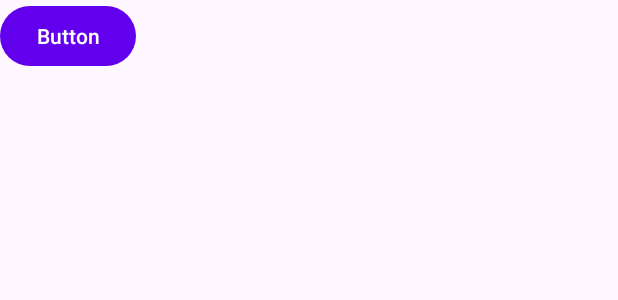
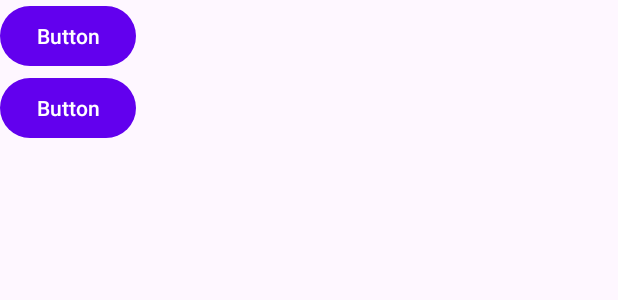
Before and after one commit to Mike10581/PaintCalculator, an Android app: the layout activity_add_room.xml on its own in the app's theme, with its tools: preview values and no code run, on a phone screen of 412 x 824 dp. Shown: the top 300 px of the screen. Run offline under Robolectric (Android 15) with nearby library versions, the phone set to English and light mode, and no system bars.

Commit message:
add two buttons that send two different messages from AddRoomActivity to MainActivity

```diff
--- a/app/src/main/res/layout/activity_add_room.xml
+++ b/app/src/main/res/layout/activity_add_room.xml
@@ -13,4 +13,12 @@
         android:text="Button"
         tools:layout_editor_absoluteX="160dp"
         tools:layout_editor_absoluteY="50dp" />
+
+    <Button
+        android:id="@+id/button3"
+        android:layout_width="wrap_content"
+        android:layout_height="wrap_content"
+        android:text="Button"
+        app:layout_constraintTop_toBottomOf="@+id/button"
+        tools:layout_editor_absoluteX="166dp" />
 </androidx.constraintlayout.widget.ConstraintLayout>
```
Also changed, not shown: app/src/main/java/com/example/paintcalculator/AddRoomActivity.java (+20 -1 lines), app/src/main/java/com/example/paintcalculator/MainActivity.java (+8 -2 lines), app/src/main/res/layout/activity_main.xml (+8 -2 lines).
